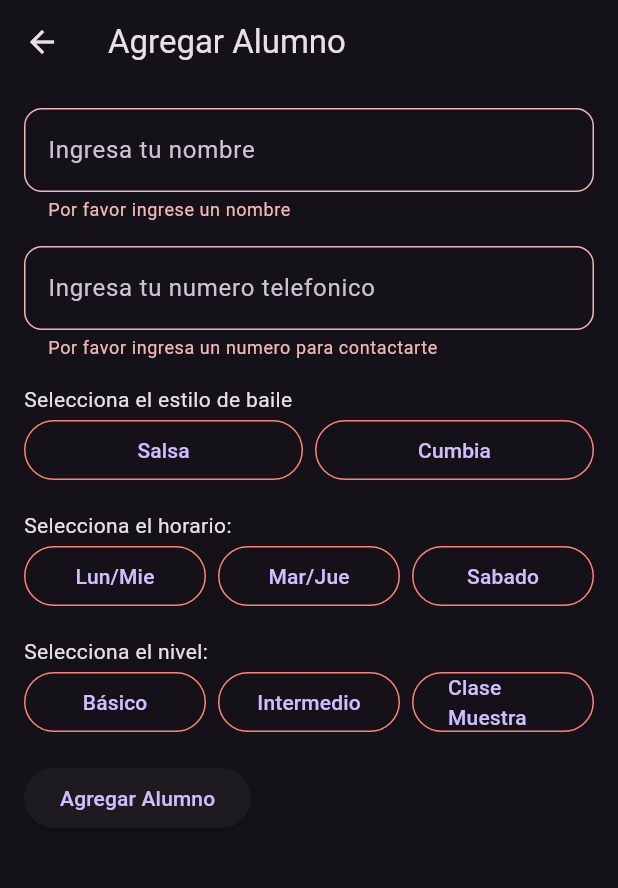
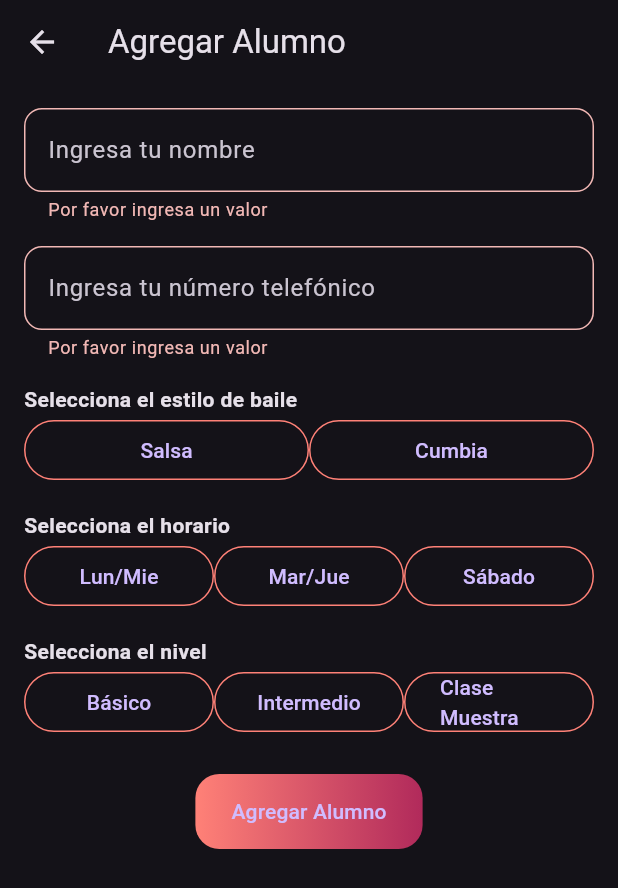
Before and after one commit to JuanMedinaRdz/Heart_Rythm, a Flutter app: the AddStudentScreen screen opened by its route, after a tap on "Agregar Alumno", on a phone screen of 412 x 824 dp. Shown: the top 888 px of the screen. Run offline on Flutter 3.47's test engine with Material 3 defaults, Android fonts, the phone set to English and light mode, and no system bars; our stand-ins replace cloud_firestore, firebase_core, go_router, lottie, table_calendar; accounts and stored records are empty.

Commit message:
Correcciones y restructuramiento de código

```diff
--- a/lib/src/features/dance_classes/north_screen.dart
+++ b/lib/src/features/dance_classes/north_screen.dart
@@ -24,7 +24,7 @@ class NorthScreen extends StatelessWidget {
           CalendarWidget(),
         ],
       ),
-      bottomNavigationBar: const NavBarNorth(),
+      bottomNavigationBar: const NavBarNorth(currentIndex: 0,),
     );
   }
 }
--- a/lib/src/features/students/add_student_screen.dart
+++ b/lib/src/features/students/add_student_screen.dart
@@ -21,6 +21,14 @@ class _AddStudentScreenState extends State<AddStudentScreen> {
   DateTime? _classDate;
 
   final _studentRepo = StudentRepository();
+
+  @override
+  void dispose() {
+    _nameController.dispose();
+    _phoneController.dispose();
+    super.dispose();
+  }
+
   @override
   Widget build(BuildContext context) {
     return Scaffold(
@@ -33,123 +41,101 @@ class _AddStudentScreenState extends State<AddStudentScreen> {
             child: Column(
               crossAxisAlignment: CrossAxisAlignment.start,
               children: [
-                // Name Form Field
-                TextFormField(
-                  controller: _nameController,
-                  decoration: InputDecoration(
-                    hintText: 'Ingresa tu nombre',
-                    filled: true,
-                    fillColor: Colors.transparent,
-                    border: OutlineInputBorder(
-                      borderRadius: BorderRadius.circular(12.0),
-                      borderSide: const BorderSide(
-                        color: AppColors.primaryStart
+                _buildFormField('Ingresa tu nombre', _nameController),
+                const SizedBox(height: 16.0),
+                _buildFormField('Ingresa tu número telefónico', _phoneController),
+                const SizedBox(height: 16.0),
+                _buildSectionTitle('Selecciona el estilo de baile'),
+                _buildDanceStyleButtons(),
+                const SizedBox(height: 16.0),
+                _buildSectionTitle('Selecciona el horario'),
+                _buildScheduleButtons(),
+                const SizedBox(height: 16.0),
+                _buildSectionTitle('Selecciona el nivel'),
+                _buildLevelButtons(),
+                const SizedBox(height: 24.0),
+                Center(
+
+                  child: Container(
+                    height: 50,
+                    decoration: BoxDecoration(
+                      gradient: AppColors.primaryGradientButton,
+                      borderRadius: BorderRadius.circular(16.0)
+                    ),
+                    child: ElevatedButton(
+                      style: ElevatedButton.styleFrom(
+                        backgroundColor: Colors.transparent,
+                          shadowColor: Colors.transparent,
+                        shape: RoundedRectangleBorder(
+                          borderRadius: BorderRadius.circular(16.0)
+                        )
+                      ),
+                      onPressed: () {
+                        if (_formKey.currentState!.validate()) {
+                          _saveStudent();
+                        }
+                      },
+                      child: const Text('Agregar Alumno'),
                     ),
                   ),
                 ),
-                  validator: (value) {
-                    if(value == null || value.isEmpty) {
-                      return 'Por favor ingrese un nombre';
-                    }
-                    return null;
-                  },
-                ),
-                const SizedBox(height: 16.0),
-
-                // Phone Form Field
-                TextFormField(
-                  controller: _phoneController,
-                  decoration: InputDecoration(
-                    hintText: 'Ingresa tu numero telefonico',
-                    filled: true,
-                    fillColor: Colors.transparent,
-                    border: OutlineInputBorder(
-                      borderRadius: BorderRadius.circular(12.0),
-                      borderSide: const BorderSide(color: AppColors.primaryStart
+              ],
             ),
           ),
-                  ),
-                  validator: (value) {
-                    if(value == null || value.isEmpty) {
-                      return 'Por favor ingresa un numero para contactarte';
-                    }
-                    return null;
-                  },
-                ),
-                const SizedBox(height: 16.0,),
-                // Buttons to select the danceStyle
-
-                Text('Selecciona el estilo de baile'),
-                _buildDanceStyleButtons(),
-
-                // Botones de horario
-                const SizedBox(height: 16.0),
-                const Text('Selecciona el horario:'),
-                _buildScheduleButtons(),
-
-                 // Botones de nivel
-                const SizedBox(height: 16.0),
-                Text('Selecciona el nivel:'),
-                _buildLevelButtons(),
-
-                // Boton para agregar el alumno
-                const SizedBox(height: 16.0),
-                ElevatedButton(
-                  onPressed: () {
-                    if(_formKey.currentState!.validate()) {
-                      _saveStudent();
-                    }
-                  },
-                  child: const Text('Agregar Alumno')
-                  )
-
-
-              ],
-            )),
         ),
       ),
     );
   }
 
+  Widget _buildFormField(String hintText, TextEditingController controller) {
+    return TextFormField(
+      controller: controller,
+      decoration: InputDecoration(
+        hintText: hintText,
+        filled: true,
+        fillColor: Colors.transparent,
+        border: OutlineInputBorder(
+          borderRadius: BorderRadius.circular(12.0),
+          borderSide: const BorderSide(color: AppColors.primaryStart),
+        ),
+      ),
+      validator: (value) {
+        if (value == null || value.isEmpty) {
+          return 'Por favor ingresa un valor';
+        }
+        return null;
+      },
+    );
+  }
+
+  Widget _buildSectionTitle(String title) {
+    return Text(
+      title,
+      style: const TextStyle(fontWeight: FontWeight.bold),
+    );
+  }
+
   Widget _buildDanceStyleButtons() {
     return Row(
-      children: [
-        _buildSelectionButton('Salsa', _selectedDanceStyle == 'Salsa', () {
-          setState(() {
-            _selectedDanceStyle = 'Salsa';
-          });
-        }),
-        const SizedBox(width: 8.0),
-        _buildSelectionButton('Cumbia', _selectedDanceStyle == 'Cumbia', () {
-          setState(() {
-            _selectedDanceStyle = 'Cumbia';
-          });
-        }),
-      ],
+      children: ['Salsa', 'Cumbia'].map((style) {
+        return _buildSelectionButton(
+          style,
+          _selectedDanceStyle == style,
+          () => setState(() => _selectedDanceStyle = style),
+        );
+      }).toList(),
     );
   }
 
   Widget _buildScheduleButtons() {
     return Row(
-      children: [
-        _buildSelectionButton('Lun/Mie', _selectedSchedule == 'Lun/Mie', () {
-          setState(() {
-            _selectedSchedule = 'Lun/Mie';
-          });
-        }),
-        const SizedBox(width: 8.0),
-        _buildSelectionButton('Mar/Jue', _selectedSchedule == 'Mar/Jue', () {
-          setState(() {
-            _selectedSchedule = 'Mar/Jue';
-          });
-        }),
-        const SizedBox(width: 8.0),
-        _buildSelectionButton('Sabado', _selectedSchedule == 'Sabado', () {
-          setState(() {
-            _selectedSchedule = 'Sabado';
-          });
-        }),
-      ],
+      children: ['Lun/Mie', 'Mar/Jue', 'Sábado'].map((schedule) {
+        return _buildSelectionButton(
+          schedule,
+          _selectedSchedule == schedule,
+          () => setState(() => _selectedSchedule = schedule),
+        );
+      }).toList(),
     );
   }
 
@@ -157,27 +143,15 @@ class _AddStudentScreenState extends State<AddStudentScreen> {
     return Column(
       children: [
         Row(
-          children: [
-            _buildSelectionButton('Básico', _selectedLevel == 'Básico', () {
-              setState(() {
-                _selectedLevel = 'Básico';
-              });
-            }),
-            const SizedBox(width: 8.0),
-            _buildSelectionButton('Intermedio', _selectedLevel == 'Intermedio', () {
-              setState(() {
-                _selectedLevel = 'Intermedio';
-              });
-            }),
-            const SizedBox(width: 8.0),
-            _buildSelectionButton('Clase Muestra', _selectedLevel == 'Clase Muestra', () {
-              setState(() {
-                _selectedLevel = 'Clase Muestra';
-              });
-            }),
-          ],
+          children: ['Básico', 'Intermedio', 'Clase Muestra'].map((level) {
+            return _buildSelectionButton(
+              level,
+              _selectedLevel == level,
+              () => setState(() => _selectedLevel = level),
+            );
+          }).toList(),
         ),
-        if (_selectedLevel == 'Clase Muestra') _buildDatePicker()
+        if (_selectedLevel == 'Clase Muestra') _buildDatePicker(),
       ],
     );
   }
@@ -188,7 +162,7 @@ class _AddStudentScreenState extends State<AddStudentScreen> {
         onPressed: onPressed,
         style: OutlinedButton.styleFrom(
           backgroundColor: isSelected ? AppColors.primaryEnd : Colors.transparent,
-          side: BorderSide(color: AppColors.primaryStart),
+          side: const BorderSide(color: AppColors.primaryStart),
         ),
         child: Text(text),
       ),
@@ -228,14 +202,13 @@ class _AddStudentScreenState extends State<AddStudentScreen> {
 
     _studentRepo.addStudent(newStudent).then((_) {
       ScaffoldMessenger.of(context).showSnackBar(
-        SnackBar(content: Text('Alumno agregado con éxito')),
+        const SnackBar(content: Text('Alumno agregado con éxito')),
       );
       Navigator.pop(context);
     }).catchError((error) {
       ScaffoldMessenger.of(context).showSnackBar(
-        SnackBar(content: Text('Error al agregar alumno')),
+        const SnackBar(content: Text('Error al agregar alumno')),
       );
     });
   }
-
 }
--- a/lib/src/router/router.dart
+++ b/lib/src/router/router.dart
@@ -1,7 +1,9 @@
 import 'package:flutter/material.dart';
 import 'package:go_router/go_router.dart';
 import 'package:hearth_rythm/main.dart';
+import 'package:hearth_rythm/src/features/dance_classes/events_screen.dart';
 import 'package:hearth_rythm/src/features/dance_classes/north_screen.dart';
+import 'package:hearth_rythm/src/features/dance_classes/salsa_screen.dart';
 import 'package:hearth_rythm/src/features/home_screen.dart';
 import 'package:hearth_rythm/src/features/students/add_student_screen.dart';
 
@@ -34,6 +36,20 @@ final GoRouter router = GoRouter(
             return const AddStudentScreen();
           },
         ),
+        GoRoute(
+          path: 'events_screen',
+          name: 'events_screen',
+          builder: (context, state) {
+            return const EventsScreen();
+          },
+        ),
+        GoRoute(
+          path: 'salsa_bachata_screen',
+          name: 'salsa_bachata_screen',
+          builder: (context, state) {
+            return const SalsaBachataScreen();
+          },
+        ),
       ],
     ),
     // Clase padre de SouthScreen para anidamiento de otras clases.
--- a/lib/src/widgets/north/navbar_north_screen.dart
+++ b/lib/src/widgets/north/navbar_north_screen.dart
@@ -1,38 +1,68 @@
 import 'package:flutter/material.dart';
+import 'package:go_router/go_router.dart';
 import 'package:hearth_rythm/src/core/constants/app_color.dart';
 
 class NavBarNorth extends StatelessWidget {
+  final int
+      currentIndex; // Agregamos currentIndex para gestionar el estado de la selección
+
   const NavBarNorth({
     super.key,
+    required this.currentIndex, // Recibe el currentIndex como parámetro
   });
 
   @override
   Widget build(BuildContext context) {
     return BottomNavigationBar(
-      items: const [
-        BottomNavigationBarItem(
+      currentIndex: currentIndex, // Actualiza el índice según el estado actual
+      selectedItemColor: AppColors.primaryStart,
+      unselectedItemColor: AppColors.iconColor,
+      onTap: (index) {
+        switch (index) {
+          case 0: // Inicio
+            GoRouter.of(context)
+                .go('/north_screen'); // Navegar a la pantalla de inicio
+            break;
+          case 1: // Eventos
+            GoRouter.of(context)
+                .go('/north_screen/events_screen'); // Navegar a la pantalla de eventos
+            break;
+          case 2: // Configuración
+            // Navegar a la pantalla de configuración (si tienes una)
+            GoRouter.of(context).go('/north_screen/salsa_bachata_screen');
+            break;
+          case 3: // Perfil
+            // Navegar a la pantalla de perfil (si tienes una)
+            GoRouter.of(context).go('/profile_screen');
+            break;
+          case 4: // Perfil
+            // Navegar a la pantalla de perfil (si tienes una)
+            GoRouter.of(context).go('/pagos_screen');
+            break;
+        }
+      },
+      items: [
+        const BottomNavigationBarItem(
           icon: Icon(Icons.home),
           label: 'Inicio',
         ),
-        BottomNavigationBarItem(
+        const BottomNavigationBarItem(
           icon: Icon(Icons.event),
           label: 'Eventos',
         ),
         BottomNavigationBarItem(
-          icon: Icon(Icons.settings),
+          icon: Image.asset('lib/src/core/assets/images/salsa.png'),
           label: 'Configuración',
         ),
         BottomNavigationBarItem(
-          icon: Icon(Icons.person),
+          icon: Image.asset('lib/src/core/assets/images/dancing.png'),
+          label: 'Perfil',
+        ),
+        const BottomNavigationBarItem(
+          icon: Icon(Icons.monetization_on_outlined),
           label: 'Perfil',
         ),
       ],
-      currentIndex: 0, // Cambia esto según el estado actual
-      selectedItemColor: AppColors.primaryStart,
-      unselectedItemColor: AppColors.iconColor,
-      onTap: (index) {
-        // Maneja la navegación aquí
-      },
     );
   }
 }
```
Also changed, not shown: lib/src/features/dance_classes/events_screen.dart (added, +20 -0 lines), lib/src/features/dance_classes/salsa_screen.dart (added, +10 -0 lines), lib/src/core/assets/images/dancing.png (added), lib/src/core/assets/images/salsa.png (added), lib/src/features/dance_classes/cumbia_screen.dart (added), lib/src/features/dance_classes/payment_screen.dart (added), lib/src/features/students/check_list_screen.dart (added). Lines whose indentation alone changed are shown as unchanged.
